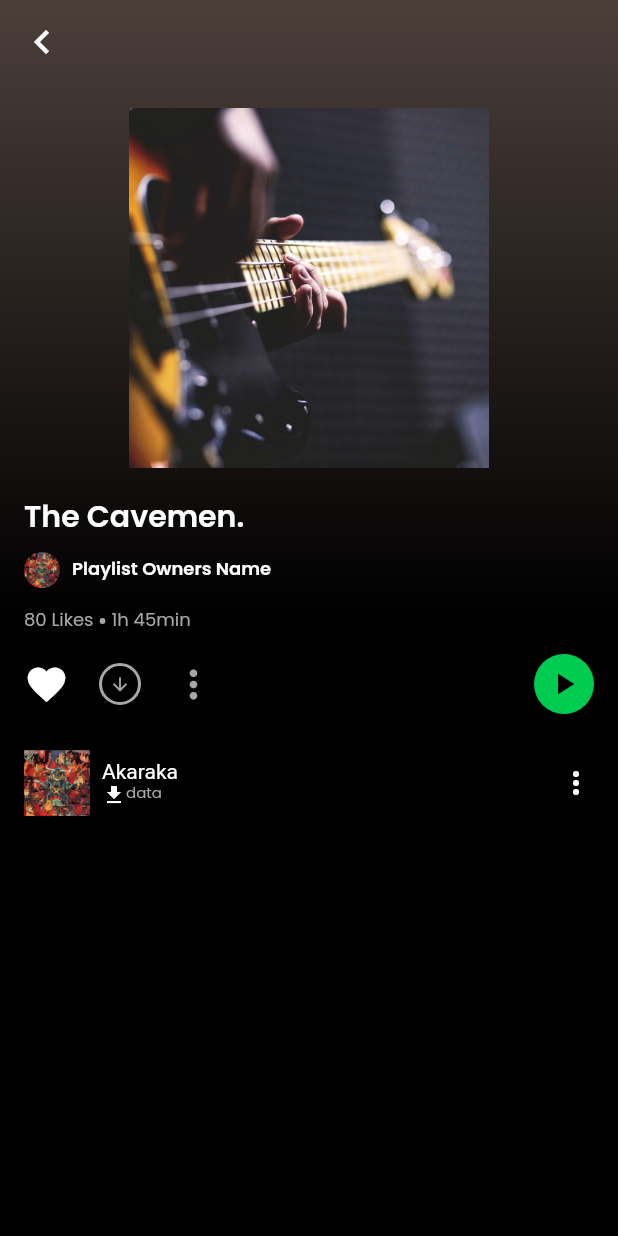
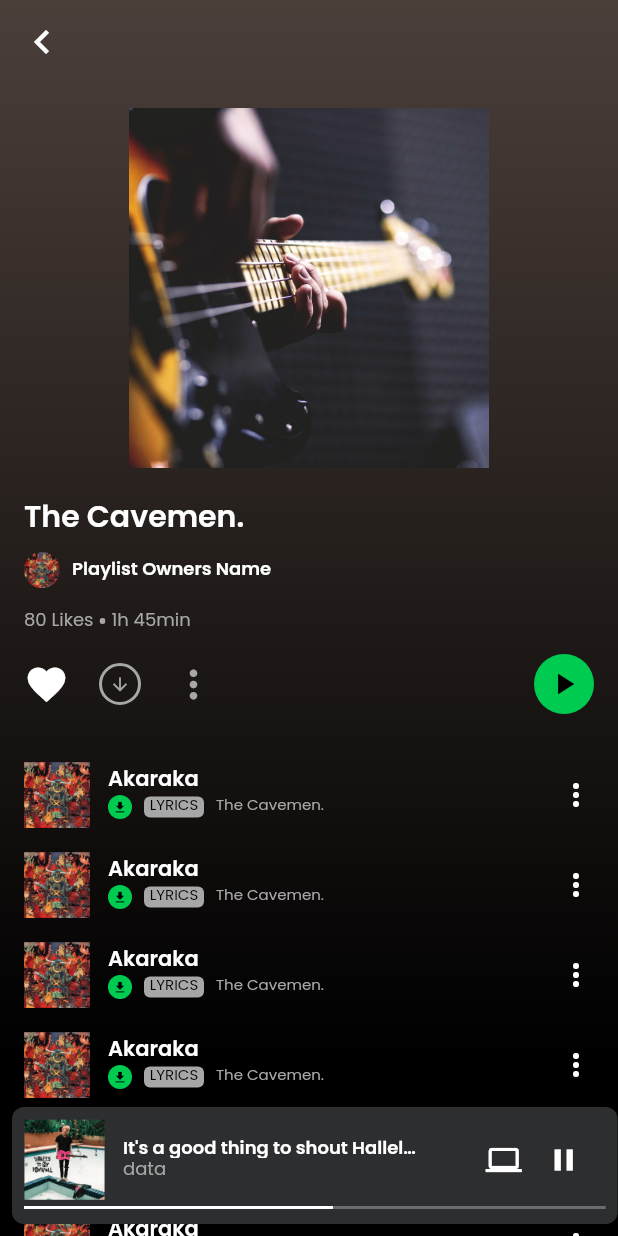
Before and after one commit to amenolabode/spotify_clone, a Flutter app: the AlbumView screen opened by its route, on a phone screen of 412 x 824 dp. Run offline on Flutter 3.47's test engine with Material 2 defaults, Android fonts, the phone set to English and light mode, and no system bars; drawn by our look-alikes of like_button.

Commit message:
Album Page - halfway2

```diff
--- a/lib/Components/style.dart
+++ b/lib/Components/style.dart
@@ -36,6 +36,13 @@ const TextStyle musicSubTitle = TextStyle(
     fontWeight: FontWeight.w400,
     color: Color(0xffA7A7A7));
 
+const TextStyle blackCaption = TextStyle(
+    fontSize: 10,
+    height: 1,
+    fontFamily: "Poppins",
+    fontWeight: FontWeight.w400,
+    color: Color(0xff000000));
+
 const TextStyle streamNumber = TextStyle(
     fontSize: 10,
     height: 1,
@@ -60,3 +67,4 @@ const TextStyle whiteTextStyle = TextStyle(
 const primaryColor = Color(0xff00CB51);
 const whiteColor = Colors.white;
 const grey = Color(0xffA7A7A7);
+const blackColor = Colors.black;
--- a/lib/Pages/functionals/album_view.dart
+++ b/lib/Pages/functionals/album_view.dart
@@ -1,6 +1,8 @@
 import 'package:flutter/material.dart';
+import 'package:spotify/Components/home_playing_navigation.dart';
 import 'package:spotify/Components/style.dart';
 import 'album_view_body.dart';
+import 'HomePage.dart';
 
 class AlbumView extends StatelessWidget {
   const AlbumView({Key? key}) : super(key: key);
@@ -30,6 +32,15 @@ class AlbumView extends StatelessWidget {
 
         shadowColor: null,
       ),
-        body: const AlbumViewBody());
+      body: Stack(
+        children: [
+          AlbumViewBody(),
+          Positioned(
+            bottom: 0,
+            child: PlayingBar(),
+          ),
+        ],
+      ),
+    );
   }
 }
--- a/lib/Pages/functionals/album_view_body.dart
+++ b/lib/Pages/functionals/album_view_body.dart
@@ -25,20 +25,18 @@ class _AlbumViewBodyState extends State<AlbumViewBody> {
           child: Column(
             children: [
               Container(
-                height: height,
+                // height: height,
                 width: width,
                 decoration: const BoxDecoration(
                   gradient: LinearGradient(
                     begin: Alignment.topCenter,
                     end: Alignment.bottomCenter,
-                      stops: [
-                        0,
-                        0.5
-                      ],
+                    stops: [0, 0.6],
                     colors: [
                       Color(0xff4B3F3A),
                       Color(0xff000000),
-                      ]),
+                    ],
+                  ),
                 ),
                 child: SafeArea(
                   child: Padding(
@@ -123,10 +121,10 @@ class _AlbumViewBodyState extends State<AlbumViewBody> {
                                       child: Row(
                                         children: [
                                           LikeButton(
-                                            circleColor: CircleColor(
+                                            circleColor: const CircleColor(
                                                 start: primaryColor,
                                                 end: primaryColor),
-                                            bubblesColor: BubblesColor(
+                                            bubblesColor: const BubblesColor(
                                               dotPrimaryColor:
                                                   Color(0xff33b5e5),
                                               dotSecondaryColor:
@@ -155,14 +153,14 @@ class _AlbumViewBodyState extends State<AlbumViewBody> {
                                                           100),
                                                   border: Border.all(
                                                       width: 2, color: grey)),
-                                              child: Icon(
+                                              child: const Icon(
                                                 Icons.arrow_downward_sharp,
                                                 color: grey,
                                                 size: 14,
                                               ),
                                             ),
                                           ),
-                                          Icon(
+                                          const Icon(
                                             Icons.more_vert,
                                             color: grey,
                                             size: 30,
@@ -185,6 +183,16 @@ class _AlbumViewBodyState extends State<AlbumViewBody> {
                                   ],
                                 ),
                               ),
+                              _musicRowItem("Akaraka", "disabledText"),
+                              _musicRowItem("Akaraka", "disabledText"),
+                              _musicRowItem("Akaraka", "disabledText"),
+                              _musicRowItem("Akaraka", "disabledText"),
+                              _musicRowItem("Akaraka", "disabledText"),
+                              _musicRowItem("Akaraka", "disabledText"),
+                              _musicRowItem("Akaraka", "disabledText"),
+                              _musicRowItem("Akaraka", "disabledText"),
+                              _musicRowItem("Akaraka", "disabledText"),
+                              _musicRowItem("Akaraka", "disabledText"),
                               _musicRowItem("Akaraka", "disabledText")
                             ],
                           ),
@@ -206,12 +214,14 @@ class _AlbumViewBodyState extends State<AlbumViewBody> {
   }
 
   Widget _musicRowItem(String title, String disabledText) {
-    return Row(
+    return Padding(
+      padding: const EdgeInsets.only(top: 8.0, bottom: 8.0),
+      child: Row(
         children: [
           // Remember this!!!!!!!!!!!
           // const Padding(padding: EdgeInsets.symmetric(vertical: 40)),
           ClipRRect(
-          child: Container(
+            child: SizedBox(
                 // color: iconBg,
                 height: 44,
                 width: 44,
@@ -219,23 +229,55 @@ class _AlbumViewBodyState extends State<AlbumViewBody> {
           ),
           Expanded(
             child: Padding(
-            padding: const EdgeInsets.only(left: 8.0),
+              padding: const EdgeInsets.only(left: 12.0),
               child: Column(
                 crossAxisAlignment: CrossAxisAlignment.start,
                 children: [
-                Text(
+                  Padding(
+                    padding: const EdgeInsets.only(bottom: 2.0),
+                    child: Text(
                       title,
-                  style: const TextStyle(color: Colors.white),
+                      style: whiteTextStyle,
+                    ),
                   ),
                   Row(
                     children: [
-                    const Icon(
+                      Container(
+                        height: 16,
+                        width: 16,
+                        decoration: BoxDecoration(
+                            color: primaryColor,
+                            borderRadius: BorderRadius.circular(100)),
+                        child: const Icon(
                           Icons.download,
-                      color: whiteColor,
-                      size: 16,
+                          color: blackColor,
+                          size: 10,
+                        ),
+                      ),
+                      Padding(
+                        padding: const EdgeInsets.only(left: 8.0, right: 8.0),
+                        child: Container(
+                          height: 14,
+                          width: 40,
+                          child: Stack(
+                            children: [
+                              Container(
+                                decoration: BoxDecoration(
+                                    color: grey,
+                                    borderRadius: BorderRadius.circular(4)),
+                              ),
+                              const Center(
+                                child: Text(
+                                  "LYRICS",
+                                  style: blackCaption,
+                                ),
+                              )
+                            ],
+                          ),
+                        ),
                       ),
                       const Text(
-                      "data",
+                        "The Cavemen.",
                         style: streamNumber,
                       )
                     ],
@@ -250,6 +292,7 @@ class _AlbumViewBodyState extends State<AlbumViewBody> {
             color: Colors.white,
           )
         ],
+      ),
     );
   }
 }
```
Lines whose indentation alone changed are shown as unchanged.
